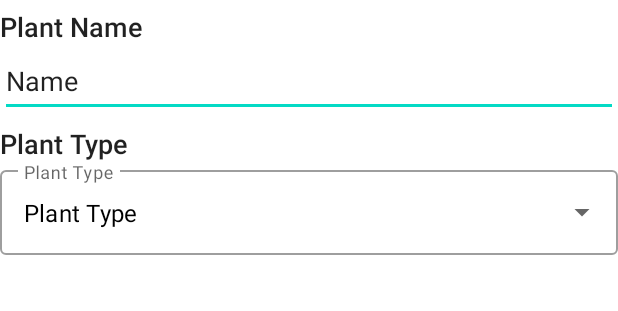
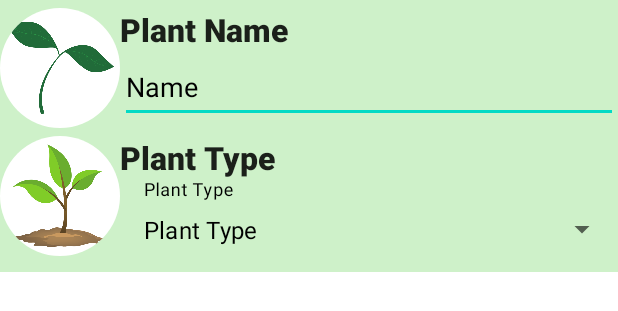
Before and after one commit to aldo-manco-jr/plant-sensor-android, an Android app: the layout fragment_plant_state.xml on its own in the app's theme, with its tools: preview values and no code run, on a phone screen of 412 x 824 dp. Shown: the top 311 px of the screen. Run offline under Robolectric (Android 15) with nearby library versions, the phone set to English and light mode, and no system bars.

Commit message:
raw_plant_state_completed

```diff
--- a/app/src/main/java/org/aldomanco/plantsensor/authentication/MainActivity.java
+++ b/app/src/main/java/org/aldomanco/plantsensor/authentication/MainActivity.java
@@ -42,7 +42,7 @@ public class MainActivity extends AppCompatActivity {
 
         if (intentFirstActivity == null){
             // non era stata effettuata alcuna scelta, quindi l'utente non era connesso
-            intentFirstActivity = new Intent(this, SetPlantInfoActivity.class);
+            intentFirstActivity = new Intent(this, LoggedUserActivity.class);
         }
 
         intentFirstActivity.addFlags(Intent.FLAG_ACTIVITY_CLEAR_TOP);
--- /dev/null
+++ b/app/src/main/res/drawable/ic_plantype.xml
@@ -0,0 +1,13 @@
+<vector xmlns:android="http://schemas.android.com/apk/res/android"
+    android:width="24dp"
+    android:height="24dp"
+    android:viewportWidth="24"
+    android:viewportHeight="24"
+    android:tint="?attr/colorControlNormal">
+  <path
+      android:fillColor="@android:color/white"
+      android:pathData="M8.55,12c-1.07,-0.71 -2.25,-1.27 -3.53,-1.61 1.28,0.34 2.46,0.9 3.53,1.61zM18.98,10.39c-1.29,0.34 -2.49,0.91 -3.57,1.64 1.08,-0.73 2.28,-1.3 3.57,-1.64z"/>
+  <path
+      android:fillColor="@android:color/white"
+      android:pathData="M15.49,9.63c-0.18,-2.79 -1.31,-5.51 -3.43,-7.63 -2.14,2.14 -3.32,4.86 -3.55,7.63 1.28,0.68 2.46,1.56 3.49,2.63 1.03,-1.06 2.21,-1.94 3.49,-2.63zM8.99,12.28c-0.14,-0.1 -0.3,-0.19 -0.45,-0.29 0.15,0.11 0.31,0.19 0.45,0.29zM15.41,12.03c-0.13,0.09 -0.27,0.16 -0.4,0.26 0.13,-0.1 0.27,-0.17 0.4,-0.26zM12,15.45C9.85,12.17 6.18,10 2,10c0,5.32 3.36,9.82 8.03,11.49 0.63,0.23 1.29,0.4 1.97,0.51 0.68,-0.12 1.33,-0.29 1.97,-0.51C18.64,19.82 22,15.32 22,10c-4.18,0 -7.85,2.17 -10,5.45z"/>
+</vector>
--- /dev/null
+++ b/app/src/main/res/drawable/round.xml
@@ -0,0 +1,12 @@
+<?xml version="1.0" encoding="utf-8"?>
+<shape
+    xmlns:android="http://schemas.android.com/apk/res/android"
+    android:shape="oval">
+
+    <solid
+        android:color="#FFFFFF"/>
+
+    <size
+        android:width="300dp"
+        android:height="300dp"/>
+</shape>
--- a/app/src/main/res/layout/activity_logged_user.xml
+++ b/app/src/main/res/layout/activity_logged_user.xml
@@ -17,10 +17,10 @@
         android:layout_width="match_parent"
         android:layout_height="wrap_content"
         android:layout_alignParentBottom="true"
-        android:background="@color/colorSHAK"
-        app:itemIconTint="@color/white"
-        app:itemTextColor="@color/white"
-        app:menu="@menu/bottom_nav_menu"
-        app:labelVisibilityMode="labeled"/>
+        android:background="@color/color_plant"
+        app:itemIconTint="@color/black"
+        app:itemTextColor="@color/black"
+        app:labelVisibilityMode="labeled"
+        app:menu="@menu/bottom_nav_menu" />
 
 </RelativeLayout>
--- a/app/src/main/res/layout/fragment_plant_state.xml
+++ b/app/src/main/res/layout/fragment_plant_state.xml
@@ -11,12 +11,34 @@
         android:layout_height="wrap_content"
         android:orientation="vertical">
 
+        <LinearLayout
+            android:layout_width="match_parent"
+            android:layout_height="wrap_content"
+            android:orientation="horizontal"
+            android:background="@color/color_plant">
+
+            <de.hdodenhof.circleimageview.CircleImageView
+                android:id="@+id/image_profile_circle"
+                android:layout_width="80dp"
+                android:layout_height="80dp"
+                android:layout_marginTop="5dp"
+                android:background="@drawable/round"
+                android:src="@drawable/name"
+                app:layout_constraintLeft_toLeftOf="parent"
+                app:layout_constraintTop_toTopOf="parent" />
+
+            <LinearLayout
+                android:layout_width="match_parent"
+                android:layout_height="wrap_content"
+                android:orientation="vertical">
+
                 <com.google.android.material.textview.MaterialTextView
                     android:id="@+id/textview_plant_name"
                     android:layout_width="match_parent"
                     android:layout_height="wrap_content"
                     android:text="@string/textview_plant_name"
-            android:textSize="18sp"
+                    android:textSize="21sp"
+                    android:textStyle="bold"
                     android:textAlignment="textStart"
                     style="@style/Base.TextAppearance.AppCompat.Title"
                     app:layout_constraintTop_toTopOf="parent"
@@ -27,16 +49,45 @@
                     android:layout_width="match_parent"
                     android:layout_height="wrap_content"
                     android:ems="10"
+                    android:textColor="@color/black"
+                    android:textSize="18dp"
                     android:inputType="textPersonName"
                     android:minHeight="48dp"
                     android:text="Name" />
+
+
+            </LinearLayout>
+
+        </LinearLayout>
+
+     <LinearLayout
+            android:layout_width="match_parent"
+            android:layout_height="wrap_content"
+            android:orientation="horizontal"
+            android:background="@color/color_plant">
+
+         <de.hdodenhof.circleimageview.CircleImageView
+             android:id="@+id/image_profile_circle2"
+             android:layout_width="80dp"
+             android:layout_height="80dp"
+             android:layout_marginTop="5dp"
+             android:background="@drawable/round"
+             android:src="@drawable/type"
+             app:layout_constraintLeft_toLeftOf="parent"
+             app:layout_constraintTop_toTopOf="parent" />
+
+                <LinearLayout
+                    android:layout_width="match_parent"
+                    android:layout_height="wrap_content"
+                    android:orientation="vertical">
 
                     <com.google.android.material.textview.MaterialTextView
                         android:id="@+id/textview_plant_type"
                         android:layout_width="match_parent"
                         android:layout_height="wrap_content"
                         android:text="@string/textview_plant_type"
-            android:textSize="18sp"
+                        android:textSize="21sp"
+                        android:textStyle="bold"
                         android:textAlignment="textStart"
                         style="@style/Base.TextAppearance.AppCompat.Title"
                         app:layout_constraintTop_toTopOf="parent"
@@ -45,28 +96,42 @@
                     <com.google.android.material.textfield.TextInputLayout
                         style="@style/Widget.MaterialComponents.TextInputLayout.OutlinedBox.ExposedDropdownMenu"
                         android:layout_width="match_parent"
-            android:layout_height="match_parent">
+                        android:textColorHint="@color/black"
+                        android:layout_height="wrap_content">
 
                         <AutoCompleteTextView
                             android:id="@+id/spinner_plant_type_id"
                             android:layout_width="match_parent"
-                android:layout_height="match_parent"
+                            android:layout_height="wrap_content"
                             android:layout_weight="1"
+                            android:background="@color/color_plant"
+                            android:dropDownSelector="@color/black"
                             android:hint="@string/textview_plant_type"
                             android:inputType="none"
                             android:longClickable="true"
+                            android:textSize="16dp"
+                            android:popupBackground="@color/black"
                             android:text="@string/textview_plant_type"
                             android:textColor="@color/black"
+                            android:textColorHighlight="#000000"
                             android:textColorHint="@color/black"
-                app:startIconDrawable="@drawable/ic_plant_type_autocomplete" />
+                            android:textColorLink="#000000"
+                            android:textCursorDrawable="@color/black"
+                            android:visibility="visible" />
+
 
                     </com.google.android.material.textfield.TextInputLayout>
+
+
+                </LinearLayout>
+
+        </LinearLayout>
 
         <androidx.recyclerview.widget.RecyclerView
             android:id="@+id/recyclerview_plant_state"
             android:layout_width="match_parent"
             android:layout_height="match_parent"
-            android:layout_marginTop="10dp"
+            android:layout_marginTop="15dp"
             android:orientation="vertical"
             app:layout_constraintTop_toTopOf="@id/textview_plant_type" />
 
--- a/app/src/main/res/values/colors.xml
+++ b/app/src/main/res/values/colors.xml
@@ -13,4 +13,5 @@
     <color name="colorSHAK">#004317</color>
     <color name="grey">#6b6e77</color>
     <color name="transparent">#00000000</color>
+    <color name="color_plant">#CEF1C9</color>
 </resources>
--- a/app/src/main/res/values/styles.xml
+++ b/app/src/main/res/values/styles.xml
@@ -9,8 +9,8 @@
     </style>
 
     <style name="Autocomplete">
-        <item name="colorPrimary">@color/grey</item>
-        <item name="colorControlActivated">@color/grey</item>
+        <item name="colorControlNormal">@color/color_plant</item>
+        <item name="colorControlActivated">@color/color_plant</item>
     </style>
 
     <style name="NoActionBar" parent="Theme.AppCompat.NoActionBar">
```
Also changed, not shown: app/src/main/res/drawable/name.png (added), app/src/main/res/drawable/type.png (added). Lines whose indentation alone changed are shown as unchanged.
